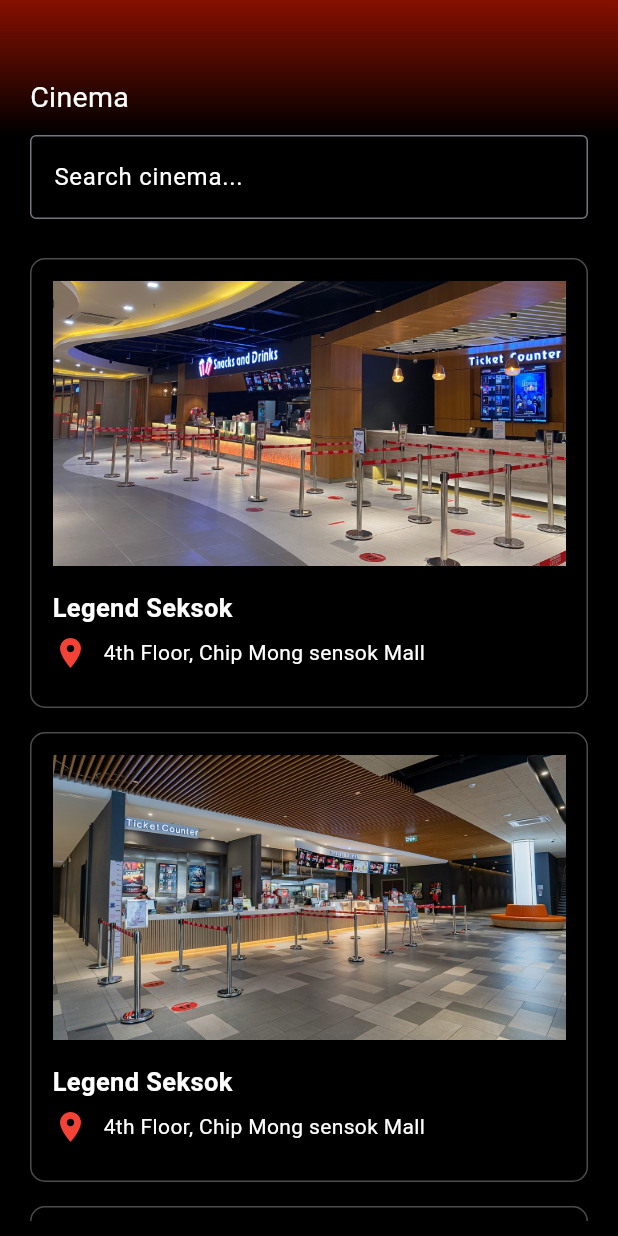
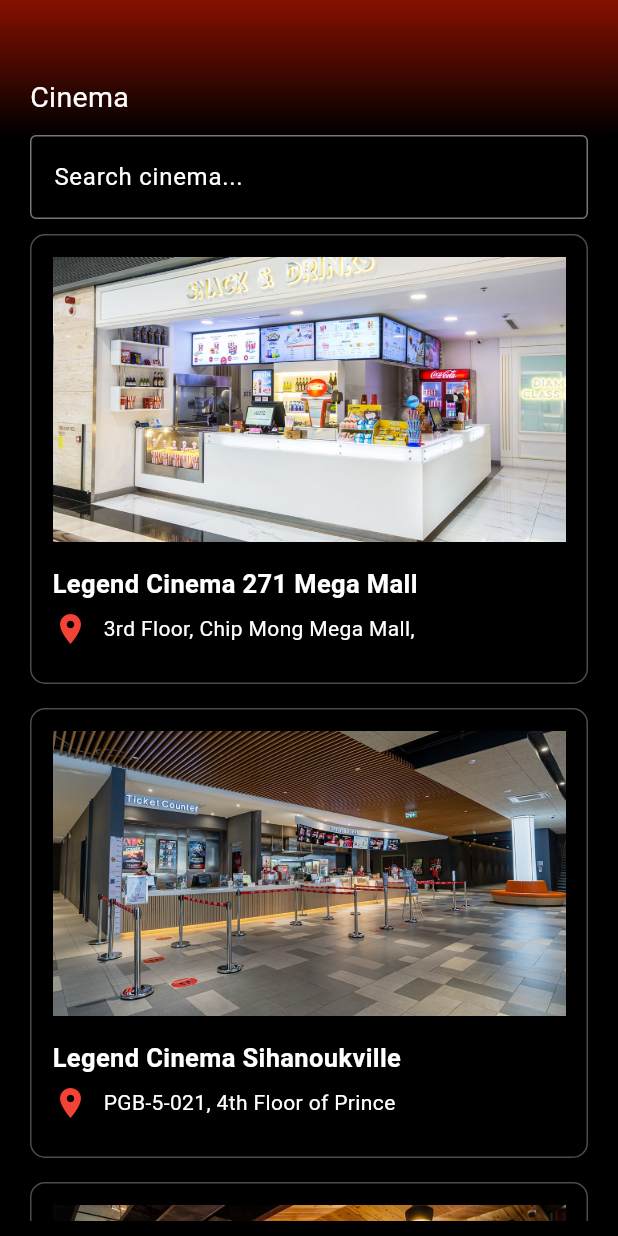
Before and after one commit to leangsengLy/Legend_Cinema, a Flutter app: the Cinema screen opened directly, on a phone screen of 412 x 824 dp. Run offline on Flutter 3.47's test engine with Material 3 defaults, Android fonts, the phone set to English and light mode, and no system bars; our stand-ins replace gradient_borders.

Commit message:
update new data

```diff
--- a/legend_cinema/lib/Component/cinema/CardLocationCinema.dart
+++ b/legend_cinema/lib/Component/cinema/CardLocationCinema.dart
@@ -1,11 +1,19 @@
 import 'package:flutter/material.dart';
 
 class CardLocationCinema extends StatelessWidget {
-  const CardLocationCinema({super.key, required this.pathImage});
+  const CardLocationCinema(
+      {super.key,
+      required this.pathImage,
+      required this.name,
+      required this.location});
   final String pathImage;
+  final String name;
+  final String location;
   @override
   Widget build(BuildContext context) {
-    return Container(
+    return Column(
+      children: [
+        Container(
           width: double.infinity,
           height: 300,
           padding: const EdgeInsets.all(14),
@@ -25,27 +33,27 @@ class CardLocationCinema extends StatelessWidget {
                 ),
               ),
               const SizedBox(height: 16),
-          const Text(
-            "Legend Seksok",
-            style: TextStyle(
+              Text(
+                name,
+                style: const TextStyle(
                   color: Colors.white,
                   fontSize: 17,
                   fontWeight: FontWeight.bold,
                 ),
               ),
               const SizedBox(height: 6),
-          const Row(
+              Row(
                 children: [
-              Icon(
+                  const Icon(
                     Icons.location_on,
                     color: Colors.red,
                   ),
-              SizedBox(
+                  const SizedBox(
                     width: 10,
                   ),
                   Text(
-                "4th Floor, Chip Mong sensok Mall",
-                style: TextStyle(
+                    location,
+                    style: const TextStyle(
                       color: Colors.white,
                     ),
                   )
@@ -53,6 +61,11 @@ class CardLocationCinema extends StatelessWidget {
               )
             ],
           ),
+        ),
+        const SizedBox(
+          height: 16,
+        ),
+      ],
     );
   }
 }
--- /dev/null
+++ b/legend_cinema/lib/Data/Cinema/Cinema.dart
@@ -0,0 +1,15 @@
+import 'package:legend_cinema/Model/Cinema/Cinema.dart';
+
+const listCinema = [
+  Cinema("Legend Cinema 271 Mega Mall", "3rd Floor, Chip Mong Mega Mall,",
+      "assets/Image/branch/squ.jpg"),
+  Cinema("Legend Cinema Sihanoukville", "PGB-5-021, 4th Floor of Prince",
+      "assets/Image/branch/kmal.jpg"),
+  Cinema("Legend Eden Garden", "City Center Boulevard, Sangkat Srah",
+      "assets/Image/branch/meanchey.jpg"),
+  Cinema("Legend K Mall", "2nd floor, K Mall", "assets/Image/branch/mid.jpg"),
+  Cinema("Legend Meanchey", "3rd Floor of New Steung Mean Chey",
+      "assets/Image/branch/noro.jpg"),
+  Cinema("Legend Midtown Mall", "1st Floor Midtown Mall",
+      "assets/Image/branch/oly.jpg"),
+];
--- /dev/null
+++ b/legend_cinema/lib/Model/Cinema/Cinema.dart
@@ -0,0 +1,6 @@
+class Cinema {
+  const Cinema(this.name, this.location, this.urlImage);
+  final String name;
+  final String location;
+  final String urlImage;
+}
--- /dev/null
+++ b/legend_cinema/lib/Model/Offer/Offer.dart
@@ -0,0 +1,5 @@
+class Offer {
+  const Offer(this.UrlImage, this.description);
+  final String description;
+  final String UrlImage;
+}
--- a/legend_cinema/lib/Screen/FAndB/FoodCinema.dart
+++ b/legend_cinema/lib/Screen/FAndB/FoodCinema.dart
@@ -36,7 +36,7 @@ class FoodCinema extends StatelessWidget {
             children: [
               Container(
                 width: double.infinity,
-                padding: EdgeInsets.fromLTRB(20, 20, 0, 0),
+                padding: const EdgeInsets.fromLTRB(20, 20, 0, 0),
                 alignment: Alignment.centerLeft,
                 height: 80,
                 decoration: const BoxDecoration(
--- a/legend_cinema/lib/Screen/MainLegend.dart
+++ b/legend_cinema/lib/Screen/MainLegend.dart
@@ -68,7 +68,6 @@ class MainlegendState extends State<Mainlegend> {
 
   @override
   Widget build(BuildContext context) {
-    print(typeMenu);
     if (typeMenu == "Home") {
       content = const Homescreen();
     } else if (typeMenu == "Offers") {
--- a/legend_cinema/lib/Screen/cinema/Cinema.dart
+++ b/legend_cinema/lib/Screen/cinema/Cinema.dart
@@ -1,5 +1,6 @@
 import 'package:flutter/material.dart';
 import 'package:legend_cinema/Component/cinema/CardLocationCinema.dart';
+import 'package:legend_cinema/Data/Cinema/Cinema.dart';
 
 class Cinema extends StatefulWidget {
   const Cinema({super.key});
@@ -65,34 +66,20 @@ class SearchCinemaState extends State<Cinema> {
                     const EdgeInsets.symmetric(vertical: 10, horizontal: 20),
                 width: double.infinity,
                 height: MediaQuery.of(context).size.height,
-                child: const Center(
+                child: Center(
                   child: SingleChildScrollView(
                     scrollDirection: Axis.vertical,
                     child: Column(
                       children: [
-                        SizedBox(height: 16),
-                        CardLocationCinema(
-                          pathImage: "assets/Image/branch/seihanok.jpg",
-                        ),
-                        SizedBox(height: 16),
-                        CardLocationCinema(
-                            pathImage: "assets/Image/branch/kmal.jpg"),
-                        SizedBox(height: 16),
-                        CardLocationCinema(
-                            pathImage: "assets/Image/branch/meanchey.jpg"),
-                        SizedBox(height: 16),
-                        CardLocationCinema(
-                            pathImage: "assets/Image/branch/mid.jpg"),
-                        SizedBox(height: 16),
-                        CardLocationCinema(
-                            pathImage: "assets/Image/branch/noro.jpg"),
-                        SizedBox(height: 16),
-                        CardLocationCinema(
-                            pathImage: "assets/Image/branch/oly.jpg"),
-                        SizedBox(height: 16),
-                        CardLocationCinema(
-                            pathImage: "assets/Image/branch/squ.jpg"),
-                        SizedBox(height: 16),
+                        ...listCinema.map(
+                          (val) {
+                            return CardLocationCinema(
+                              location: val.location,
+                              name: val.name,
+                              pathImage: val.urlImage,
+                            );
+                          },
+                        ).toList(),
                       ],
                     ),
                   ),
```
Also changed, not shown: legend_cinema/lib/Component/offers/CardOffer.dart (+14 -5 lines), legend_cinema/lib/Data/Offer/Offer.dart (added, +17 -0 lines), legend_cinema/lib/Screen/offers/Offers.dart (+38 -32 lines). Lines whose indentation alone changed are shown as unchanged.
